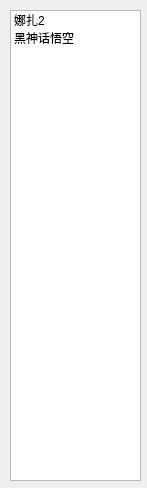
This is playlistwind.ui in lovefleuret/QTPlayer as Qt 5 draws it before an edit. The edited form follows.
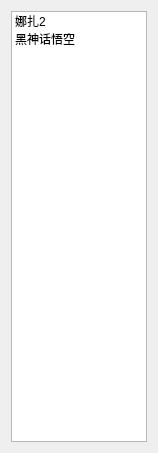
This is the edited form.

Commit message:
refactor(ui): 优化多个界面布局和样式
- 调整控件大小和位置
- 移除不必要的标签和占位符
- 统一按钮样式
- 优化网格和垂直布局
- 调整窗口尺寸和比例

The edit to the form file:
```diff
--- a/playlistwind.ui
+++ b/playlistwind.ui
@@ -6,22 +6,16 @@
    <rect>
     <x>0</x>
     <y>0</y>
-    <width>147</width>
-    <height>488</height>
+    <width>158</width>
+    <height>453</height>
    </rect>
   </property>
   <property name="windowTitle">
    <string>Form</string>
   </property>
+  <layout class="QVBoxLayout" name="verticalLayout">
+   <item>
   <widget class="QListWidget" name="listWidget">
-   <property name="geometry">
-    <rect>
-     <x>10</x>
-     <y>10</y>
-     <width>131</width>
-     <height>471</height>
-    </rect>
-   </property>
    <item>
     <property name="text">
      <string>娜扎2</string>
@@ -33,6 +27,8 @@
     </property>
    </item>
   </widget>
+   </item>
+  </layout>
  </widget>
  <resources/>
  <connections/>
```
Lines whose indentation alone changed are shown as unchanged. The commit also changes 3 other files.
